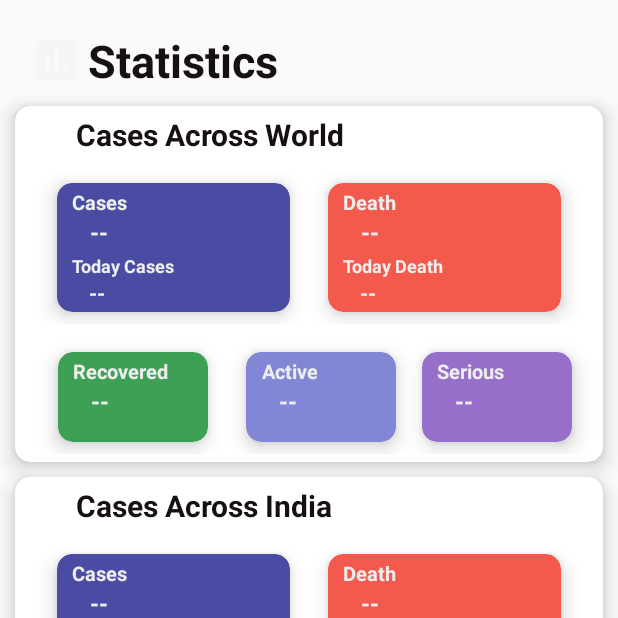
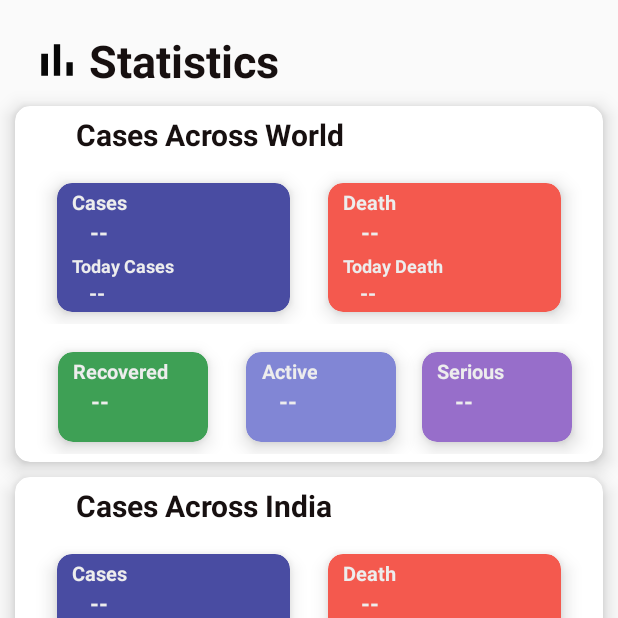
Before and after one commit to Maneet-Sri2001/COVID, an Android app: the screen it shows after launch (MainActivity), item 2 of the bottom bar chosen, on a phone screen of 412 x 824 dp, the top half of it. Run offline under Robolectric (Android 15) with nearby library versions, the phone set to English and light mode, and no system bars; our stand-ins replace Volley; network calls fail.

Commit message:
6th Commit

```diff
--- a/app/src/main/res/drawable/ic_chart.xml
+++ b/app/src/main/res/drawable/ic_chart.xml
@@ -1,10 +1,10 @@
 <vector xmlns:android="http://schemas.android.com/apk/res/android"
-    android:width="35dp"
-    android:height="35dp"
-    android:tint="@color/background"
+    android:width="36dp"
+    android:height="36dp"
+    android:tint="#070707"
     android:viewportWidth="24"
     android:viewportHeight="24">
     <path
-        android:fillColor="@color/background"
-        android:pathData="M19,3L5,3c-1.1,0 -2,0.9 -2,2v14c0,1.1 0.9,2 2,2h14c1.1,0 2,-0.9 2,-2L21,5c0,-1.1 -0.9,-2 -2,-2zM8,17c-0.55,0 -1,-0.45 -1,-1v-5c0,-0.55 0.45,-1 1,-1s1,0.45 1,1v5c0,0.55 -0.45,1 -1,1zM12,17c-0.55,0 -1,-0.45 -1,-1L11,8c0,-0.55 0.45,-1 1,-1s1,0.45 1,1v8c0,0.55 -0.45,1 -1,1zM16,17c-0.55,0 -1,-0.45 -1,-1v-2c0,-0.55 0.45,-1 1,-1s1,0.45 1,1v2c0,0.55 -0.45,1 -1,1z" />
+        android:fillColor="@android:color/white"
+        android:pathData="M5,9.2h3L8,19L5,19zM16.2,13L19,13v6h-2.8zM10.6,5h2.8v14h-2.8z" />
 </vector>
--- a/app/src/main/res/layout/activity_main.xml
+++ b/app/src/main/res/layout/activity_main.xml
@@ -30,7 +30,6 @@
         app:layout_constraintBottom_toBottomOf="parent"
         app:layout_constraintLeft_toLeftOf="parent"
         app:layout_constraintRight_toRightOf="parent"
-        app:layout_behavior="com.google.android.material.behavior.HideBottomViewOnScrollBehavior"
         app:itemIconSize="30dp"
         app:menu="@menu/btm_nav" />
 
--- a/app/src/main/res/layout/fragment_info.xml
+++ b/app/src/main/res/layout/fragment_info.xml
@@ -19,7 +19,7 @@
             android:drawablePadding="5dp"
             android:gravity="bottom"
             android:padding="5dp"
-            android:text="Get News about CoVID in India"
+            android:text="CoVID in today's NEWS"
             android:textSize="20sp"
             android:textStyle="bold" />
 
--- a/app/src/main/res/layout/fragment_statictics.xml
+++ b/app/src/main/res/layout/fragment_statictics.xml
@@ -18,12 +18,12 @@
             android:layout_marginStart="20dp"
             android:layout_marginTop="20dp"
             android:layout_marginEnd="20dp"
-            android:drawableLeft="@drawable/ic_chart"
             android:drawablePadding="3dp"
             android:gravity="center"
             android:text="Statistics"
             android:textSize="30sp"
-            android:textStyle="bold" />
+            android:textStyle="bold"
+            app:drawableLeftCompat="@drawable/ic_chart" />
 
         <androidx.cardview.widget.CardView
             android:layout_width="match_parent"
--- a/app/src/main/res/values-night/themes.xml
+++ b/app/src/main/res/values-night/themes.xml
@@ -6,8 +6,9 @@
         <item name="colorPrimaryVariant">@color/night</item>
         <item name="colorOnPrimary">@color/grey</item>
         <item name="android:textColor">@color/textP</item>
-        <item name="cardBackgroundColor">@color/night</item>
-        <item name="background">@color/black</item>
+        <item name="cardBackgroundColor">@color/black</item>
+        <item name="background">@color/night</item>
+        <item name="iconTint">@color/background</item>
         <!-- Secondary brand color. -->
         <item name="colorSecondary">@color/blue</item>
         <item name="colorSecondaryVariant">@color/navy</item>
--- a/app/src/main/res/values/themes.xml
+++ b/app/src/main/res/values/themes.xml
@@ -8,6 +8,7 @@
         <item name="android:textColor">@color/black</item>
         <item name="cardBackgroundColor">@color/background</item>
         <item name="background">@color/textP</item>
+        <item name="iconTint">@color/navy</item>
         <!-- Secondary brand color. -->
         <item name="colorSecondary">@color/night</item>
         <item name="colorSecondaryVariant">@color/brown</item>
```
